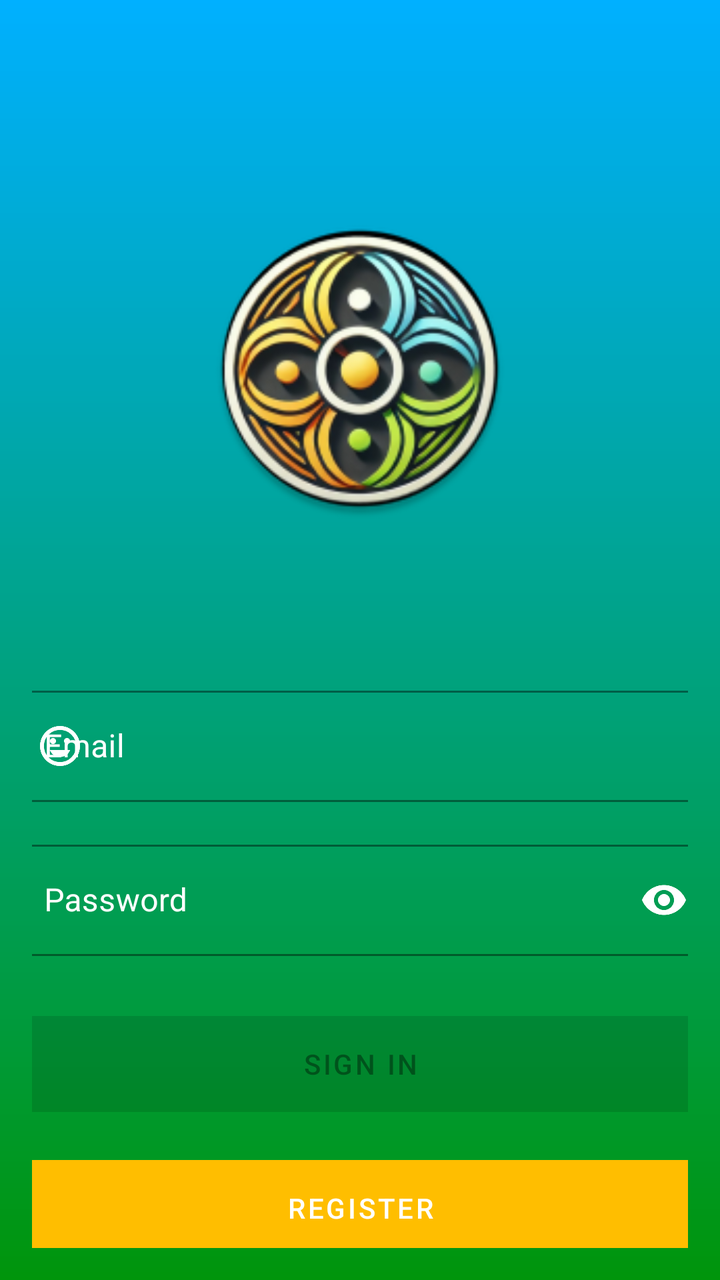
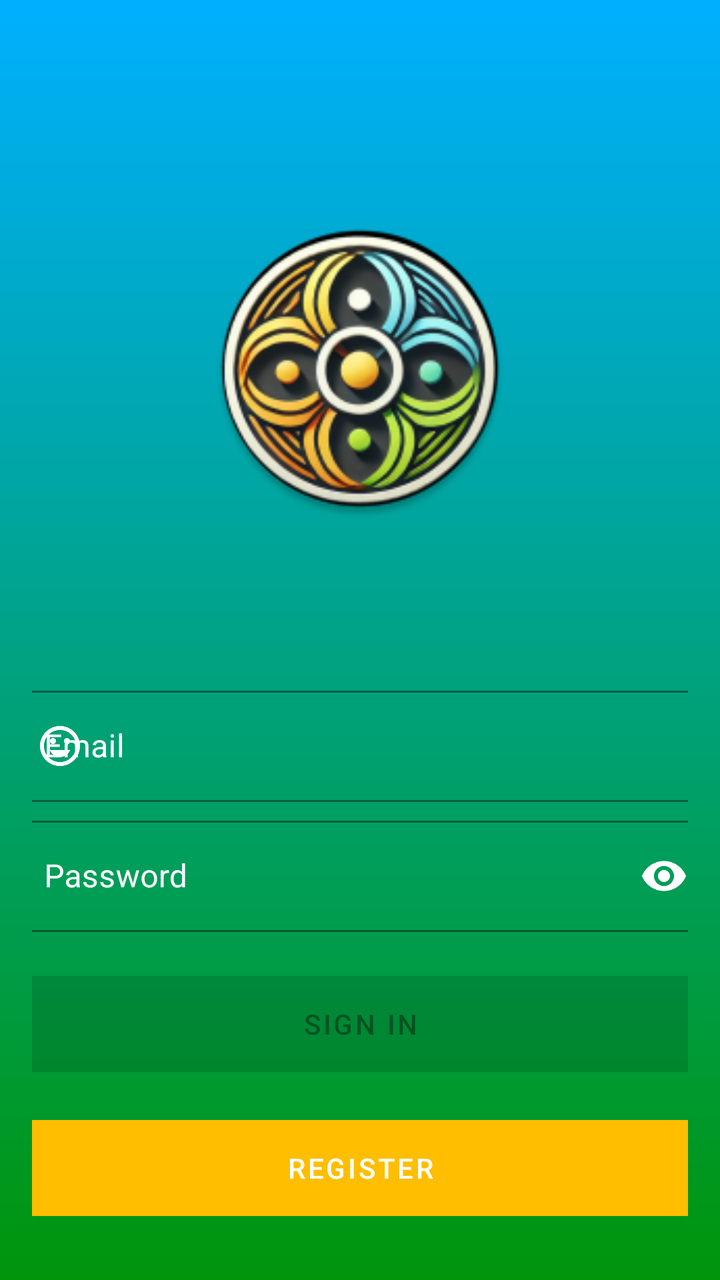

Compare the two renders of this Android layout. The source of the first and the diff that turns it into the second are given below.
<!-- AndroidManifest.xml: activity theme Theme.QhagoApp.Login -->
<!-- res/layout/activity_login.xml -->
<?xml version="1.0" encoding="utf-8"?>
<androidx.constraintlayout.widget.ConstraintLayout xmlns:android="http://schemas.android.com/apk/res/android"
    xmlns:app="http://schemas.android.com/apk/res-auto"
    xmlns:tools="http://schemas.android.com/tools"
    android:id="@+id/container"
    android:background="@drawable/login_background_gradient"
    android:layout_width="match_parent"
    android:layout_height="match_parent"
    android:paddingLeft="@dimen/activity_horizontal_margin"
    android:paddingTop="@dimen/activity_vertical_margin"
    android:paddingRight="@dimen/activity_horizontal_margin"
    android:paddingBottom="@dimen/activity_vertical_margin"
    tools:context=".ui.login.LoginActivity">



    <ImageView
        android:id="@+id/imageView2"
        android:layout_width="150dp"
        android:layout_height="150dp"
        android:layout_marginTop="50dp"
        android:contentDescription="@string/thruxion_icon"
        app:layout_constraintBottom_toTopOf="@+id/til_username"
        app:layout_constraintEnd_toEndOf="parent"
        app:layout_constraintStart_toStartOf="parent"
        app:layout_constraintTop_toTopOf="parent"
        app:layout_constraintVertical_bias="0.35"
        app:srcCompat="@mipmap/ic_launcher" />

    <com.google.android.material.textfield.TextInputLayout
        android:id="@+id/til_username"
        style="@style/Widget.MaterialComponents.TextInputLayout.OutlinedBox"
        android:layout_width="350dp"
        android:layout_height="wrap_content"
        android:layout_marginTop="324dp"
        android:hint="@string/prompt_email"
        app:boxStrokeColor="@color/white"
        app:hintTextColor="@color/white"
        android:textColorHint="@color/white"
        app:startIconDrawable="@drawable/ic_profile"
        app:startIconTint="@color/white"
        app:layout_constraintEnd_toEndOf="parent"
        app:layout_constraintHorizontal_bias="0.482"
        app:layout_constraintStart_toStartOf="parent"
        app:layout_constraintTop_toTopOf="parent">

        <com.google.android.material.textfield.TextInputEditText
            android:id="@+id/username"
            android:layout_width="match_parent"
            android:layout_height="wrap_content"
            android:autofillHints="emailAddress"
            android:inputType="textEmailAddress"
            android:textColor="@color/white"
            android:selectAllOnFocus="true" />
    </com.google.android.material.textfield.TextInputLayout>

    <com.google.android.material.textfield.TextInputLayout
        android:id="@+id/til_password"
        style="@style/Widget.MaterialComponents.TextInputLayout.OutlinedBox"
        android:layout_width="350dp"
        android:layout_height="wrap_content"
        android:layout_marginTop="16dp"
        android:hint="@string/prompt_password"
        app:boxStrokeColor="@color/white"
        app:hintTextColor="@color/white"
        android:textColorHint="@color/white"
        app:endIconMode="password_toggle"
        app:endIconTint="@color/white"
        app:layout_constraintEnd_toEndOf="parent"
        app:layout_constraintHorizontal_bias="0.482"
        app:layout_constraintStart_toStartOf="parent"
        app:layout_constraintTop_toBottomOf="@+id/til_username">

        <com.google.android.material.textfield.TextInputEditText
            android:id="@+id/password"
            android:layout_width="match_parent"
            android:layout_height="wrap_content"
            android:autofillHints="password"
            android:imeActionLabel="@string/action_sign_in_short"
            android:imeOptions="actionDone"
            android:inputType="textPassword"
            android:textColor="@color/white"
            android:selectAllOnFocus="true" />
    </com.google.android.material.textfield.TextInputLayout>

    <Button
        android:id="@+id/login"
        android:layout_width="350dp"
        android:layout_height="60dp"
        android:layout_marginTop="24dp"
        android:enabled="false"
        android:text="@string/action_sign_in_short"
        app:layout_constraintEnd_toEndOf="parent"
        app:layout_constraintStart_toStartOf="parent"
        app:layout_constraintTop_toBottomOf="@+id/til_password" />

    <Button
        android:id="@+id/register"
        android:layout_width="350dp"
        android:layout_height="60dp"
        android:layout_marginTop="12dp"
        android:text="@string/action_register"
        app:layout_constraintEnd_toEndOf="parent"
        app:layout_constraintStart_toStartOf="parent"
        app:layout_constraintTop_toBottomOf="@+id/login" />

    <Button
        android:id="@+id/bypassButton"
        android:layout_width="350dp"
        android:layout_height="60dp"
        android:layout_marginTop="12dp"
        android:layout_marginBottom="64dp"
        android:text="@string/demo"
        app:layout_constraintBottom_toBottomOf="parent"
        app:layout_constraintEnd_toEndOf="parent"
        app:layout_constraintStart_toStartOf="parent"
        app:layout_constraintTop_toBottomOf="@+id/register"
        app:layout_constraintVertical_bias="0.0"
        app:rippleColor="#FFBE00" />


    <ProgressBar
        android:id="@+id/loading"
        android:layout_width="wrap_content"
        android:layout_height="wrap_content"
        android:layout_gravity="center"
        android:layout_marginTop="64dp"
        android:layout_marginBottom="64dp"
        android:visibility="gone"
        app:layout_constraintBottom_toBottomOf="parent"
        app:layout_constraintEnd_toEndOf="@+id/til_password"
        app:layout_constraintStart_toStartOf="@+id/til_password"
        app:layout_constraintTop_toTopOf="parent"
        app:layout_constraintVertical_bias="0.3" />

</androidx.constraintlayout.widget.ConstraintLayout>
<!-- resources referenced by this layout -->
<resources>
  <color name="white">#FFFFFFFF</color>
  <dimen name="activity_horizontal_margin">16dp</dimen>
  <dimen name="activity_vertical_margin">16dp</dimen>
  <!-- drawable ic_profile (drawable) -->
  <vector xmlns:android="http://schemas.android.com/apk/res/android" android:height="24dp" android:tint="#000000" android:viewportHeight="960" android:viewportWidth="960" android:width="24dp">
        
      <path android:fillColor="@android:color/white" android:pathData="M620,440Q645,440 662.5,422.5Q680,405 680,380Q680,355 662.5,337.5Q645,320 620,320Q595,320 577.5,337.5Q560,355 560,380Q560,405 577.5,422.5Q595,440 620,440ZM340,440Q365,440 382.5,422.5Q400,405 400,380Q400,355 382.5,337.5Q365,320 340,320Q315,320 297.5,337.5Q280,355 280,380Q280,405 297.5,422.5Q315,440 340,440ZM603.5,661.5Q659,623 684,560L276,560Q301,623 356.5,661.5Q412,700 480,700Q548,700 603.5,661.5ZM324,848.5Q251,817 197,763Q143,709 111.5,636Q80,563 80,480Q80,397 111.5,324Q143,251 197,197Q251,143 324,111.5Q397,80 480,80Q563,80 636,111.5Q709,143 763,197Q817,251 848.5,324Q880,397 880,480Q880,563 848.5,636Q817,709 763,763Q709,817 636,848.5Q563,880 480,880Q397,880 324,848.5ZM480,480Q480,480 480,480Q480,480 480,480Q480,480 480,480Q480,480 480,480Q480,480 480,480Q480,480 480,480Q480,480 480,480Q480,480 480,480ZM707,707Q800,614 800,480Q800,346 707,253Q614,160 480,160Q346,160 253,253Q160,346 160,480Q160,614 253,707Q346,800 480,800Q614,800 707,707Z"/>
      
  </vector>
  <!-- drawable login_background_gradient (drawable) -->
  <?xml version="1.0" encoding="utf-8"?>
  <shape xmlns:android="http://schemas.android.com/apk/res/android"
      android:shape="rectangle">
      <gradient
          android:angle="50"
          android:startColor="#00B0FF"
          android:endColor="#00950B"
          android:type="linear" />
  </shape>
  <!-- mipmap ic_launcher: png bitmap (mipmap-hdpi, 12777 bytes) -->
  <string name="action_register">Register</string>
  <string name="action_sign_in_short">Sign in</string>
  <string name="demo">Demo</string>
  <string name="prompt_email">Email</string>
  <string name="prompt_password">Password</string>
  <string name="thruxion_icon">Thruxion icon</string>
  <style name="Theme.QhagoApp.Login" parent="Theme.QhagoApp">
          
          <item name="actionBarStyle">@style/Theme.QhagoApp.Login.ActionBar</item>
          
          <item name="android:statusBarColor">@color/login_blue</item>
  
          
          <item name="colorPrimary">@color/purple_500</item>
      </style>
  <style name="Theme.QhagoApp" parent="Theme.MaterialComponents.DayNight.DarkActionBar">
          
          <item name="colorPrimary">@color/purple_500</item>
          <item name="colorPrimaryVariant">@color/purple_700</item>
          <item name="colorOnPrimary">@color/white</item>
          
          <item name="colorSecondary">@color/teal_200</item>
          <item name="colorSecondaryVariant">@color/teal_700</item>
          <item name="colorOnSecondary">@color/black</item>
          
          <item name="android:statusBarColor">?attr/colorPrimaryVariant</item>
          
      </style>
  <style name="Theme.QhagoApp.Login.ActionBar" parent="Widget.AppCompat.ActionBar.Solid">
          <item name="background">@color/teal_700</item>
      </style>
  <color name="login_blue">#00B0FF</color>
  <color name="purple_500">#FFBE00</color>
  <color name="purple_700">#FF9700</color>
  <color name="teal_200">#09C0DB</color>
  <color name="teal_700">#007F95</color>
  <color name="black">#FF000000</color>
</resources>

<!-- the commit's change to res/layout/activity_login.xml (unified diff, before → after) -->
@@ -59,7 +59,7 @@
         style="@style/Widget.MaterialComponents.TextInputLayout.OutlinedBox"
         android:layout_width="350dp"
         android:layout_height="wrap_content"
-        android:layout_marginTop="16dp"
+        android:layout_marginTop="4dp"
         android:hint="@string/prompt_password"
         app:boxStrokeColor="@color/white"
         app:hintTextColor="@color/white"
@@ -87,7 +87,7 @@
         android:id="@+id/login"
         android:layout_width="350dp"
         android:layout_height="60dp"
-        android:layout_marginTop="24dp"
+        android:layout_marginTop="16dp"
         android:enabled="false"
         android:text="@string/action_sign_in_short"
         app:layout_constraintEnd_toEndOf="parent"
